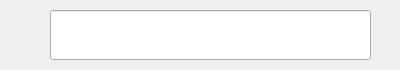
This is src/searchbar.ui in jiangzc/CuteTranslation as Qt 5 draws it before an edit. The edited form follows.
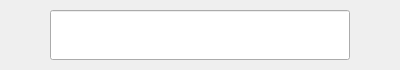
This is the edited form.

Diff of the .ui file:
```diff
--- a/src/searchbar.ui
+++ b/src/searchbar.ui
@@ -18,7 +18,7 @@
     <rect>
      <x>50</x>
      <y>10</y>
-     <width>321</width>
+     <width>300</width>
      <height>50</height>
     </rect>
    </property>
```
